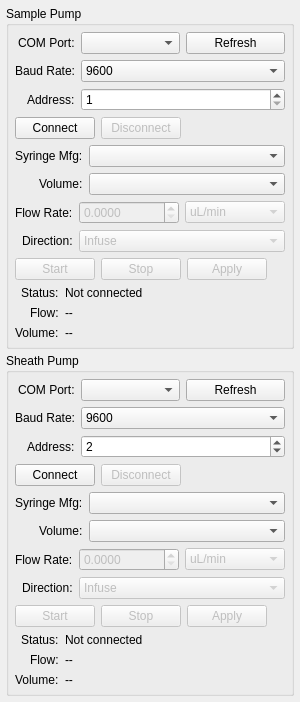
First picture: the form in resources/ui/SyringePumpTab.ui, repository KPT1020/mib-studio-qt, before the edit.
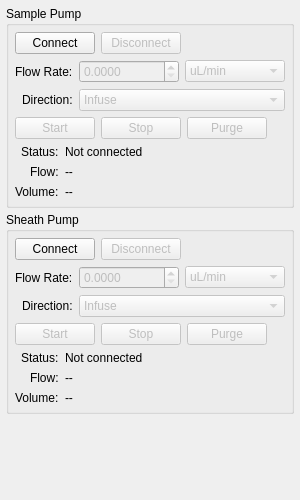
Second picture: the form after the edit.

Commit message:
feat: implement syringe pump settings dialog and enhance service functionality
- Added SyringePumpSettingsDialog for configuring syringe pump parameters.
- Updated SyringePumpService to include methods for purging and setting syringe volume.
- Modified UI components to support new syringe pump functionalities, including flow rate and direction controls.
- Improved logging for syringe pump operations to enhance debugging capabilities.

This update enhances the user interface and backend service for better control and configuration of syringe pumps.

```diff
--- a/resources/ui/SyringePumpTab.ui
+++ b/resources/ui/SyringePumpTab.ui
@@ -7,7 +7,7 @@
     <x>0</x>
     <y>0</y>
     <width>300</width>
-    <height>700</height>
+    <height>500</height>
    </rect>
   </property>
   <layout class="QVBoxLayout" name="mainLayout">
@@ -42,62 +42,7 @@
       <property name="rightMargin"><number>6</number></property>
       <property name="bottomMargin"><number>6</number></property>
 
-      <!-- Connection settings -->
-      <item>
-       <layout class="QFormLayout" name="sampleConnectionForm">
-        <property name="labelAlignment">
-         <set>Qt::AlignRight|Qt::AlignTrailing|Qt::AlignVCenter</set>
-        </property>
-        <item row="0" column="0">
-         <widget class="QLabel" name="sampleComPortLabel">
-          <property name="text"><string>COM Port:</string></property>
-         </widget>
-        </item>
-        <item row="0" column="1">
-         <layout class="QHBoxLayout" name="sampleComPortLayout">
-          <item>
-           <widget class="QComboBox" name="sampleComPortCombo">
-            <property name="minimumContentsLength"><number>6</number></property>
-           </widget>
-          </item>
-          <item>
-           <widget class="QPushButton" name="sampleRefreshBtn">
-            <property name="text"><string>Refresh</string></property>
-            <property name="toolTip"><string>Rescan for available COM ports</string></property>
-           </widget>
-          </item>
-         </layout>
-        </item>
-        <item row="1" column="0">
-         <widget class="QLabel" name="sampleBaudLabel">
-          <property name="text"><string>Baud Rate:</string></property>
-         </widget>
-        </item>
-        <item row="1" column="1">
-         <widget class="QComboBox" name="sampleBaudCombo">
-          <item><property name="text"><string>9600</string></property></item>
-          <item><property name="text"><string>19200</string></property></item>
-          <item><property name="text"><string>38400</string></property></item>
-          <item><property name="text"><string>57600</string></property></item>
-          <item><property name="text"><string>115200</string></property></item>
-         </widget>
-        </item>
-        <item row="2" column="0">
-         <widget class="QLabel" name="sampleAddrLabel">
-          <property name="text"><string>Address:</string></property>
-         </widget>
-        </item>
-        <item row="2" column="1">
-         <widget class="QSpinBox" name="sampleAddressSpinBox">
-          <property name="minimum"><number>1</number></property>
-          <property name="maximum"><number>10</number></property>
-          <property name="value"><number>1</number></property>
-         </widget>
-        </item>
-       </layout>
-      </item>
-
-      <!-- Connect / Disconnect buttons -->
+      <!-- Connect / Disconnect -->
       <item>
        <layout class="QHBoxLayout" name="sampleConnBtnLayout">
         <item>
@@ -120,31 +65,6 @@
        </layout>
       </item>
 
-      <!-- Syringe settings -->
-      <item>
-       <layout class="QFormLayout" name="sampleSyringeForm">
-        <property name="labelAlignment">
-         <set>Qt::AlignRight|Qt::AlignTrailing|Qt::AlignVCenter</set>
-        </property>
-        <item row="0" column="0">
-         <widget class="QLabel" name="sampleMfgLabel">
-          <property name="text"><string>Syringe Mfg:</string></property>
-         </widget>
-        </item>
-        <item row="0" column="1">
-         <widget class="QComboBox" name="sampleMfgCombo"/>
-        </item>
-        <item row="1" column="0">
-         <widget class="QLabel" name="sampleSpecLabel">
-          <property name="text"><string>Volume:</string></property>
-         </widget>
-        </item>
-        <item row="1" column="1">
-         <widget class="QComboBox" name="sampleSpecCombo"/>
-        </item>
-       </layout>
-      </item>
-
       <!-- Flow rate control -->
       <item>
        <layout class="QFormLayout" name="sampleFlowForm">
@@ -161,9 +81,9 @@
           <item>
            <widget class="QDoubleSpinBox" name="sampleFlowRateSpinBox">
             <property name="decimals"><number>4</number></property>
-            <property name="minimum"><double>0.000000000000000</double></property>
-            <property name="maximum"><double>100000.000000000000000</double></property>
-            <property name="value"><double>0.000000000000000</double></property>
+            <property name="minimum"><double>0.0</double></property>
+            <property name="maximum"><double>100000.0</double></property>
+            <property name="value"><double>0.0</double></property>
             <property name="enabled"><bool>false</bool></property>
            </widget>
           </item>
@@ -207,9 +127,9 @@
          </widget>
         </item>
         <item>
-         <widget class="QPushButton" name="sampleApplyBtn">
-          <property name="text"><string>Apply</string></property>
-          <property name="toolTip"><string>Apply flow rate and direction settings</string></property>
+         <widget class="QPushButton" name="samplePurgeBtn">
+          <property name="text"><string>Purge</string></property>
+          <property name="toolTip"><string>Run pump at full speed (hold to purge)</string></property>
           <property name="enabled"><bool>false</bool></property>
          </widget>
         </item>
@@ -229,9 +149,7 @@
          <set>Qt::AlignRight|Qt::AlignTrailing|Qt::AlignVCenter</set>
         </property>
         <item row="0" column="0">
-         <widget class="QLabel" name="sampleStatusLabelLabel">
-          <property name="text"><string>Status:</string></property>
-         </widget>
+         <widget class="QLabel"><property name="text"><string>Status:</string></property></widget>
         </item>
         <item row="0" column="1">
          <widget class="QLabel" name="sampleStatusLabel">
@@ -239,9 +157,7 @@
          </widget>
         </item>
         <item row="1" column="0">
-         <widget class="QLabel" name="sampleFlowStatusLabelLabel">
-          <property name="text"><string>Flow:</string></property>
-         </widget>
+         <widget class="QLabel"><property name="text"><string>Flow:</string></property></widget>
         </item>
         <item row="1" column="1">
          <widget class="QLabel" name="sampleFlowStatusLabel">
@@ -249,9 +165,7 @@
          </widget>
         </item>
         <item row="2" column="0">
-         <widget class="QLabel" name="sampleVolumeLabelLabel">
-          <property name="text"><string>Volume:</string></property>
-         </widget>
+         <widget class="QLabel"><property name="text"><string>Volume:</string></property></widget>
         </item>
         <item row="2" column="1">
          <widget class="QLabel" name="sampleVolumeLabel">
@@ -279,62 +193,7 @@
       <property name="rightMargin"><number>6</number></property>
       <property name="bottomMargin"><number>6</number></property>
 
-      <!-- Connection settings -->
-      <item>
-       <layout class="QFormLayout" name="sheathConnectionForm">
-        <property name="labelAlignment">
-         <set>Qt::AlignRight|Qt::AlignTrailing|Qt::AlignVCenter</set>
-        </property>
-        <item row="0" column="0">
-         <widget class="QLabel" name="sheathComPortLabel">
-          <property name="text"><string>COM Port:</string></property>
-         </widget>
-        </item>
-        <item row="0" column="1">
-         <layout class="QHBoxLayout" name="sheathComPortLayout">
-          <item>
-           <widget class="QComboBox" name="sheathComPortCombo">
-            <property name="minimumContentsLength"><number>6</number></property>
-           </widget>
-          </item>
-          <item>
-           <widget class="QPushButton" name="sheathRefreshBtn">
-            <property name="text"><string>Refresh</string></property>
-            <property name="toolTip"><string>Rescan for available COM ports</string></property>
-           </widget>
-          </item>
-         </layout>
-        </item>
-        <item row="1" column="0">
-         <widget class="QLabel" name="sheathBaudLabel">
-          <property name="text"><string>Baud Rate:</string></property>
-         </widget>
-        </item>
-        <item row="1" column="1">
-         <widget class="QComboBox" name="sheathBaudCombo">
-          <item><property name="text"><string>9600</string></property></item>
-          <item><property name="text"><string>19200</string></property></item>
-          <item><property name="text"><string>38400</string></property></item>
-          <item><property name="text"><string>57600</string></property></item>
-          <item><property name="text"><string>115200</string></property></item>
-         </widget>
-        </item>
-        <item row="2" column="0">
-         <widget class="QLabel" name="sheathAddrLabel">
-          <property name="text"><string>Address:</string></property>
-         </widget>
-        </item>
-        <item row="2" column="1">
-         <widget class="QSpinBox" name="sheathAddressSpinBox">
-          <property name="minimum"><number>1</number></property>
-          <property name="maximum"><number>10</number></property>
-          <property name="value"><number>2</number></property>
-         </widget>
-        </item>
-       </layout>
-      </item>
-
-      <!-- Connect / Disconnect buttons -->
+      <!-- Connect / Disconnect -->
       <item>
        <layout class="QHBoxLayout" name="sheathConnBtnLayout">
         <item>
@@ -357,31 +216,6 @@
        </layout>
       </item>
 
-      <!-- Syringe settings -->
-      <item>
-       <layout class="QFormLayout" name="sheathSyringeForm">
-        <property name="labelAlignment">
-         <set>Qt::AlignRight|Qt::AlignTrailing|Qt::AlignVCenter</set>
-        </property>
-        <item row="0" column="0">
-         <widget class="QLabel" name="sheathMfgLabel">
-          <property name="text"><string>Syringe Mfg:</string></property>
-         </widget>
-        </item>
-        <item row="0" column="1">
-         <widget class="QComboBox" name="sheathMfgCombo"/>
-        </item>
-        <item row="1" column="0">
-         <widget class="QLabel" name="sheathSpecLabel">
-          <property name="text"><string>Volume:</string></property>
-         </widget>
-        </item>
-        <item row="1" column="1">
-         <widget class="QComboBox" name="sheathSpecCombo"/>
-        </item>
-       </layout>
-      </item>
-
       <!-- Flow rate control -->
       <item>
        <layout class="QFormLayout" name="sheathFlowForm">
@@ -398,9 +232,9 @@
           <item>
            <widget class="QDoubleSpinBox" name="sheathFlowRateSpinBox">
             <property name="decimals"><number>4</number></property>
-            <property name="minimum"><double>0.000000000000000</double></property>
-            <property name="maximum"><double>100000.000000000000000</double></property>
-            <property name="value"><double>0.000000000000000</double></property>
+            <property name="minimum"><double>0.0</double></property>
+            <property name="maximum"><double>100000.0</double></property>
+            <property name="value"><double>0.0</double></property>
             <property name="enabled"><bool>false</bool></property>
            </widget>
           </item>
@@ -444,9 +278,9 @@
          </widget>
         </item>
         <item>
-         <widget class="QPushButton" name="sheathApplyBtn">
-          <property name="text"><string>Apply</string></property>
-          <property name="toolTip"><string>Apply flow rate and direction settings</string></property>
+         <widget class="QPushButton" name="sheathPurgeBtn">
+          <property name="text"><string>Purge</string></property>
+          <property name="toolTip"><string>Run pump at full speed (hold to purge)</string></property>
           <property name="enabled"><bool>false</bool></property>
          </widget>
         </item>
@@ -466,9 +300,7 @@
          <set>Qt::AlignRight|Qt::AlignTrailing|Qt::AlignVCenter</set>
         </property>
         <item row="0" column="0">
-         <widget class="QLabel" name="sheathStatusLabelLabel">
-          <property name="text"><string>Status:</string></property>
-         </widget>
+         <widget class="QLabel"><property name="text"><string>Status:</string></property></widget>
         </item>
         <item row="0" column="1">
          <widget class="QLabel" name="sheathStatusLabel">
@@ -476,9 +308,7 @@
          </widget>
         </item>
         <item row="1" column="0">
-         <widget class="QLabel" name="sheathFlowStatusLabelLabel">
-          <property name="text"><string>Flow:</string></property>
-         </widget>
+         <widget class="QLabel"><property name="text"><string>Flow:</string></property></widget>
         </item>
         <item row="1" column="1">
          <widget class="QLabel" name="sheathFlowStatusLabel">
@@ -486,9 +316,7 @@
          </widget>
         </item>
         <item row="2" column="0">
-         <widget class="QLabel" name="sheathVolumeLabelLabel">
-          <property name="text"><string>Volume:</string></property>
-         </widget>
+         <widget class="QLabel"><property name="text"><string>Volume:</string></property></widget>
         </item>
         <item row="2" column="1">
          <widget class="QLabel" name="sheathVolumeLabel">
```
Left out of the diff: 40 changed lines with no effect on the pictures. The commit also changes 47 other files.
